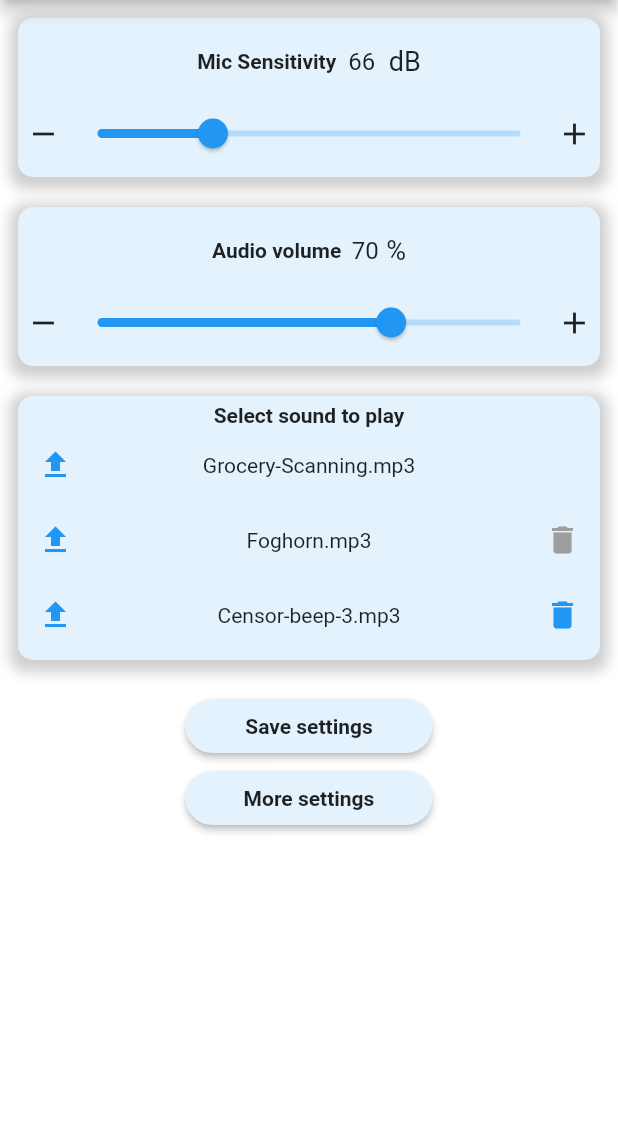
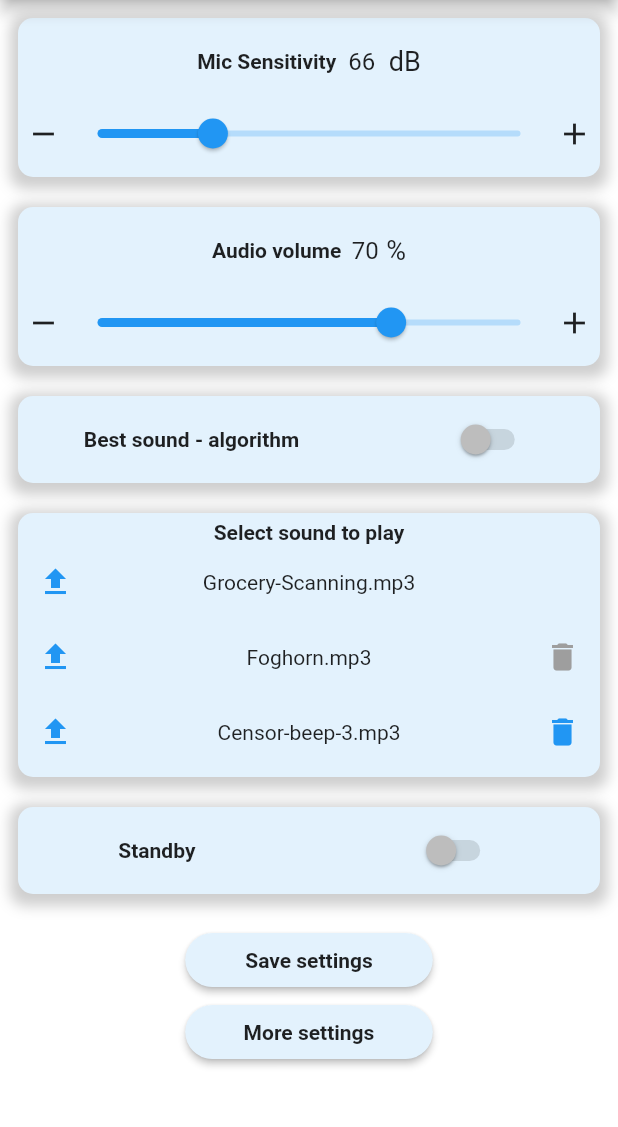
Before and after one commit to masterdodo/flutter-noise-app, a Flutter app: the SettingsScreen screen opened by its route, on a phone screen of 412 x 824 dp, the part 84-1211 px from its top. Run offline on Flutter 3.47's test engine with Material 2 defaults, Android fonts, the phone set to English and light mode, and no system bars; our stand-ins replace audioplayers, file_picker, flutter_local_notifications, fluttertoast, share, shared_preferences and 1 more; missing offline and left inert: firebase_admob, flutter_email_sender, noise_meter, volume; accounts and stored records are empty.

Commit message:
standby, algorithm features mockup in settings

```diff
--- a/lang/en.json
+++ b/lang/en.json
@@ -44,9 +44,13 @@
     "snackbar_save_fail_string": "Settings not saved!",
     "save_1_string": "Save",
     "save_dialog_desc_string": "Are you sure you want to save this settings?",
+    "save_dialog_back_key_string": "Do you want to save changed settings?",
     "share_menu_string": "Share",
     "email_menu_string": "Send us Email",
     "yes_string": "Yes",
     "no_string": "No",
-    "exit_app_string": "Do you really want to exit the app?"
+    "exit_app_string": "Do you really want to exit the app?",
+    "standby_string": "Standby",
+    "pro_string": "This feature is going to be available in pro version.",
+    "algorithm_string": "Best sound - algorithm"
 }
--- a/lang/sl.json
+++ b/lang/sl.json
@@ -44,9 +44,13 @@
     "snackbar_save_fail_string": "Nastavitve niso shranjene!",
     "save_1_string": "Shrani",
     "save_dialog_desc_string": "Ste prepričani, da želite shraniti te nastavitve?",
+    "save_dialog_back_key_string": "ALi želite shraniti spremenjene nastavitve?",
     "share_menu_string": "Deli",
     "email_menu_string": "Pošlji nam E-pošto",
     "yes_string": "Da",
     "no_string": "Ne",
-    "exit_app_string": "Ali res želite zapreti aplikacijo?"
+    "exit_app_string": "Ali res želite zapreti aplikacijo?",
+    "standby_string": "Standby",
+    "pro_string": "Ta funkcija bo na voljo v pro različici.",
+    "algorithm_string": "Najboljši zvok - algoritem"
 }
--- a/lib/screens/settings/settingsscreen.dart
+++ b/lib/screens/settings/settingsscreen.dart
@@ -3,6 +3,7 @@ import 'package:flutter/material.dart';
 import 'package:noise_app/components/my_drawer.dart';
 import 'package:noise_app/app_localizations.dart';
 import 'package:shared_preferences/shared_preferences.dart';
+import 'package:fluttertoast/fluttertoast.dart';
 import 'dart:async';
 
 class SettingsScreen extends StatefulWidget {
@@ -36,6 +37,9 @@ class _SettingsScreenState extends State<SettingsScreen> {
 
   bool _advancedSettings = false;
   bool _settingsChanged = false;
+  bool _standbyValue = false;
+  bool _algorithmValue = false;
+  bool _proVersion = false;
 
   String _persecUnit = "sec";
   String _timesampleUnit = "sec";
@@ -96,6 +100,8 @@ class _SettingsScreenState extends State<SettingsScreen> {
       _persecUnit = prefs.getString("persecUnit") ?? 'sec';
       _timesampleUnit = prefs.getString("timesampleUnit") ?? 'sec';
       _timeoutUnit = prefs.getString("timeoutUnit") ?? 'sec';
+      _standbyValue = prefs.getBool("standbyValue") ?? false;
+      _algorithmValue = prefs.getBool("algorithmValue") ?? false;
     });
   }
 
@@ -159,6 +165,20 @@ class _SettingsScreenState extends State<SettingsScreen> {
         _settingsChanged = true;
       });
     }
+  }
+
+  _setStandbyValue() {
+    setState(() {
+      _standbyValue = !_standbyValue;
+      _settingsChanged = true;
+    });
+  }
+
+  _setAlgorithmValue() {
+    setState(() {
+      _algorithmValue = !_algorithmValue;
+      _settingsChanged = true;
+    });
   }
 
   showAlertDialog1(BuildContext context) {
@@ -553,6 +573,8 @@ class _SettingsScreenState extends State<SettingsScreen> {
       prefs.setString("audioname1Value", _currentAudioName1);
       prefs.setString("audioname2Value", _currentAudioName2);
       prefs.setString("audioname3Value", _currentAudioName3);
+      prefs.setBool("standbyValue", _standbyValue);
+      prefs.setBool("algorithmValue", _algorithmValue);
       _settingsChanged = false;
       Scaffold.of(context).showSnackBar(SnackBar(
         content: Text(
@@ -582,6 +604,8 @@ class _SettingsScreenState extends State<SettingsScreen> {
       prefs.setString("audioname1Value", _currentAudioName1);
       prefs.setString("audioname2Value", _currentAudioName2);
       prefs.setString("audioname3Value", _currentAudioName3);
+      prefs.setBool("standbyValue", _standbyValue);
+      prefs.setBool("algorithmValue", _algorithmValue);
       _settingsChanged = false;
     }
   }
@@ -599,6 +623,8 @@ class _SettingsScreenState extends State<SettingsScreen> {
       _currentAudioName2 = "audio/Foghorn.mp3";
       _currentAudioName3 = "audio/Censor-beep-3.mp3";
       _currentAudioVolumeValue = 83;
+      _standbyValue = false;
+      _algorithmValue = false;
       _settingsChanged = true;
     });
   }
@@ -612,7 +638,8 @@ class _SettingsScreenState extends State<SettingsScreen> {
               context: context,
               builder: (BuildContext context) {
                 return AlertDialog(
-                  title: Text("Do you want to save changed settings?"),
+                  title: Text(AppLocalizations.of(context)
+                      .translate("save_dialog_back_key_string")),
                   actions: [
                     FlatButton(
                       child: Text(
@@ -664,7 +691,9 @@ class _SettingsScreenState extends State<SettingsScreen> {
                 visible: _advancedSettings,
               ),
               soundVolume(context),
+              setupAlgorithm(context),
               audio(context),
+              setupStandby(context),
               Visibility(
                 child: defaultSettings(context),
                 visible: _advancedSettings,
@@ -676,6 +705,33 @@ class _SettingsScreenState extends State<SettingsScreen> {
         ),
       ),
     );
+  }
+
+  GestureDetector setupStandby(BuildContext context) {
+    return GestureDetector(
+        onTap: (_proVersion)
+            ? (() {})
+            : (() {
+                Fluttertoast.cancel();
+                Fluttertoast.showToast(
+                    msg: AppLocalizations.of(context).translate("pro_string"),
+                    toastLength: Toast.LENGTH_SHORT);
+              }),
+        child: AbsorbPointer(absorbing: !_proVersion, child: standby(context)));
+  }
+
+  GestureDetector setupAlgorithm(BuildContext context) {
+    return GestureDetector(
+        onTap: (_proVersion)
+            ? (() {})
+            : (() {
+                Fluttertoast.cancel();
+                Fluttertoast.showToast(
+                    msg: AppLocalizations.of(context).translate("pro_string"),
+                    toastLength: Toast.LENGTH_SHORT);
+              }),
+        child:
+            AbsorbPointer(absorbing: !_proVersion, child: algorithm(context)));
   }
 
   Container advancedSettings(BuildContext context) {
@@ -971,6 +1027,54 @@ class _SettingsScreenState extends State<SettingsScreen> {
             ],
           ),
           timeSampleSliderControl(_timeSampleMinValue, _timeSampleMaxValue),
+        ],
+      ),
+    );
+  }
+
+  Container standby(BuildContext context) {
+    return Container(
+      margin: EdgeInsets.only(bottom: 20),
+      padding: EdgeInsets.all(5),
+      decoration: sliderBoxDecoration(),
+      child: Row(
+        mainAxisAlignment: MainAxisAlignment.spaceEvenly,
+        children: [
+          Text(
+            AppLocalizations.of(context).translate("standby_string"),
+            style: TextStyle(fontWeight: FontWeight.bold),
+          ),
+          SizedBox(
+            width: 20,
+          ),
+          Switch(
+            value: _standbyValue,
+            onChanged: (_proVersion) ? (val) => _setStandbyValue() : null,
+          ),
+        ],
+      ),
+    );
+  }
+
+  Container algorithm(BuildContext context) {
+    return Container(
+      margin: EdgeInsets.only(bottom: 20),
+      padding: EdgeInsets.all(5),
+      decoration: sliderBoxDecoration(),
+      child: Row(
+        mainAxisAlignment: MainAxisAlignment.spaceEvenly,
+        children: [
+          Text(
+            AppLocalizations.of(context).translate("algorithm_string"),
+            style: TextStyle(fontWeight: FontWeight.bold),
+          ),
+          SizedBox(
+            width: 20,
+          ),
+          Switch(
+            value: _algorithmValue,
+            onChanged: (_proVersion) ? (val) => _setAlgorithmValue() : null,
+          ),
         ],
       ),
     );
--- a/pubspec.yaml
+++ b/pubspec.yaml
@@ -44,6 +44,8 @@ dependencies:
   shared_preferences: ^0.5.12+4
 
   firebase_admob: ^0.11.0+1
+
+  fluttertoast: ^7.1.8
 
   syncfusion_flutter_gauges: ^18.4.44
 
```
Also changed, not shown: pubspec.lock.
